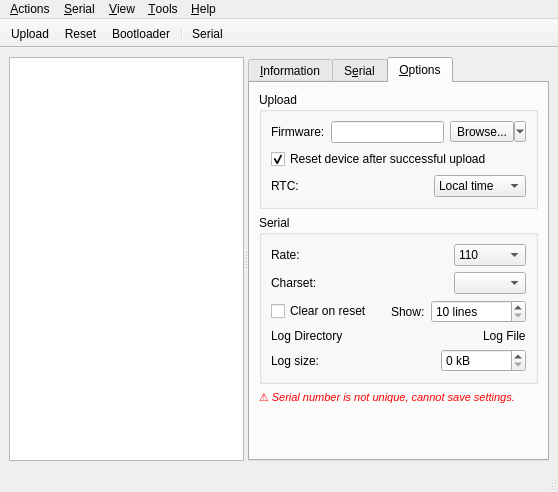
Above: src/tycommander/main_window.ui from Koromix/tytools before the change. Below: the same form after it.
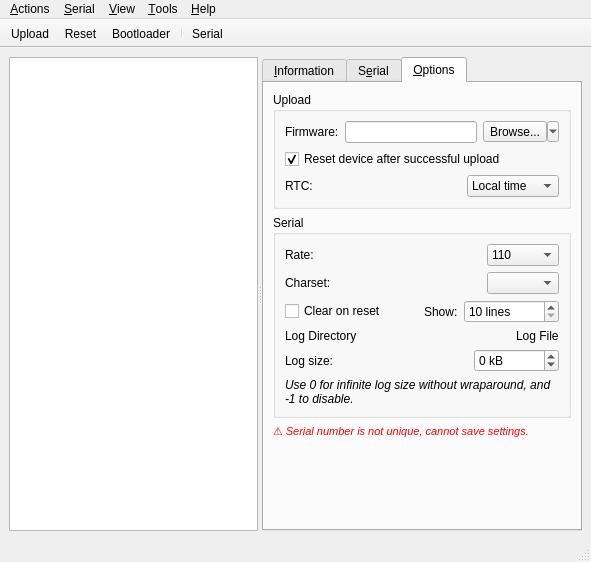
That is the form after the change. The open tabs and pages were chosen to show the change. Icons and pictures are not drawn. Custom widgets are drawn as their Qt base class.

Commit message: Support infinite log size

```diff
--- a/src/tycommander/main_window.ui
+++ b/src/tycommander/main_window.ui
@@ -6,8 +6,8 @@
    <rect>
     <x>0</x>
     <y>0</y>
-    <width>558</width>
-    <height>492</height>
+    <width>591</width>
+    <height>562</height>
    </rect>
   </property>
   <property name="contextMenuPolicy">
@@ -654,6 +654,9 @@
                 <property name="suffix">
                  <string> kB</string>
                 </property>
+                <property name="minimum">
+                 <number>-1</number>
+                </property>
                 <property name="maximum">
                  <number>999999</number>
                 </property>
@@ -664,6 +667,21 @@
               </item>
              </layout>
             </item>
+            <item>
+             <widget class="QLabel" name="label_14">
+              <property name="font">
+               <font>
+                <italic>true</italic>
+               </font>
+              </property>
+              <property name="text">
+               <string>Use 0 for infinite log size without wraparound, and -1 to disable.</string>
+              </property>
+              <property name="wordWrap">
+               <bool>true</bool>
+              </property>
+             </widget>
+            </item>
            </layout>
           </widget>
          </item>
@@ -745,8 +763,8 @@
     <rect>
      <x>0</x>
      <y>0</y>
-     <width>558</width>
-     <height>20</height>
+     <width>591</width>
+     <height>22</height>
     </rect>
    </property>
    <property name="contextMenuPolicy">
```
The commit also changes 7 other files.
